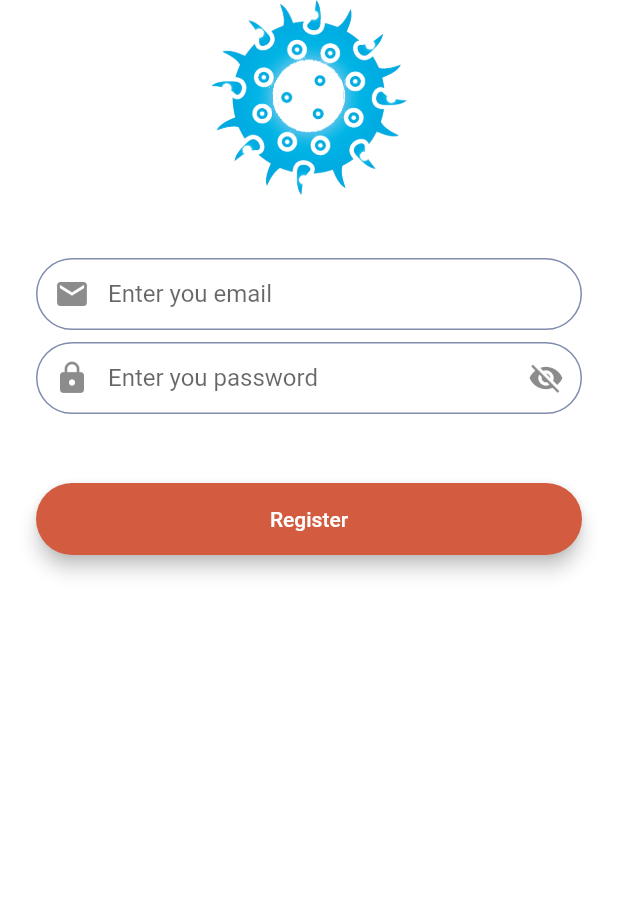
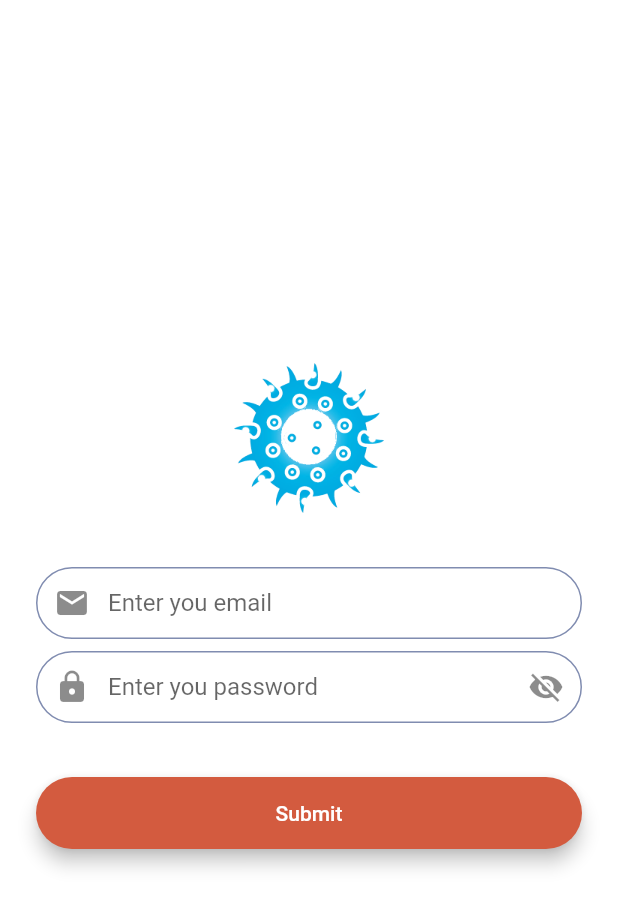
Before and after one commit to vivu001/chat-messenger, a Flutter app: the RegistrationScreen screen opened by its route, on a phone screen of 412 x 824 dp. Shown: the top 908 px of the screen. Run offline on Flutter 3.47's test engine with Material 2 defaults, Android fonts, the light colour scheme and no system bars; our stand-ins replace animated_text_kit, cloud_firestore, firebase_auth, modal_progress_hud; accounts and stored records are empty.

Commit message:
replaced SingleChildScrolView with Flexible; changed shape of Messagebubble

```diff
--- a/lib/constants.dart
+++ b/lib/constants.dart
@@ -2,7 +2,7 @@ import 'package:flutter/material.dart';
 
 const kMessageStyle = TextStyle(
   color: Colors.white,
-  fontSize: 16.0,
+  fontSize: 15.0,
 );
 
 const kMessageTextFieldDecoration = InputDecoration(
--- a/lib/screens/registration_screen.dart
+++ b/lib/screens/registration_screen.dart
@@ -35,20 +35,21 @@ class _RegistrationScreenState extends State<RegistrationScreen> {
         inAsyncCall: _showSpinner,
         child: Padding(
           padding: EdgeInsets.symmetric(horizontal: 24.0),
-          child: SingleChildScrollView(
           child: Column(
             mainAxisAlignment: MainAxisAlignment.center,
             crossAxisAlignment: CrossAxisAlignment.stretch,
             children: <Widget>[
-                Hero(
+              Flexible(
+                child: Hero(
                   tag: 'logo',
                   child: Container(
-                    height: 130,
+                    height: 100,
                     child: Image.asset('images/virus_logo2.png'),
                   ),
                 ),
+              ),
               SizedBox(
-                  height: 42.0,
+                height: 36.0,
               ),
               TextField(
                 onChanged: (value) {
@@ -77,11 +78,11 @@ class _RegistrationScreenState extends State<RegistrationScreen> {
                 keyboardAppearance: Brightness.dark,
               ),
               SizedBox(
-                  height: 30.0,
+                height: 20.0,
               ),
               MyButton(
                   color: Color(0xFFD35B3F),
-                    text: 'Register',
+                  text: 'Submit',
                   onpress: () async {
                     setState(() {
                       _showSpinner = true;
@@ -107,7 +108,6 @@ class _RegistrationScreenState extends State<RegistrationScreen> {
           ),
         ),
       ),
-      ),
     );
   }
 }
```
Also changed, not shown: lib/screens/chat_screen.dart (+74 -59 lines), lib/screens/login_screen.dart (+6 -6 lines). Lines whose indentation alone changed are shown as unchanged.
